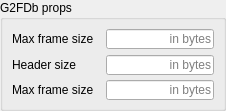
Qt form DVR/G2FDbPropertyForm.ui (ssidko/WorkProjects) before a commit.
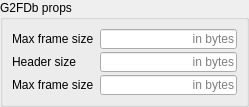
The same form after that commit.

```diff
--- a/DVR/G2FDbPropertyForm.ui
+++ b/DVR/G2FDbPropertyForm.ui
@@ -6,12 +6,12 @@
    <rect>
     <x>0</x>
     <y>0</y>
-    <width>226</width>
-    <height>111</height>
+    <width>249</width>
+    <height>99</height>
    </rect>
   </property>
   <property name="sizePolicy">
-   <sizepolicy hsizetype="Preferred" vsizetype="Fixed">
+   <sizepolicy hsizetype="Preferred" vsizetype="Preferred">
     <horstretch>0</horstretch>
     <verstretch>0</verstretch>
    </sizepolicy>
@@ -19,7 +19,13 @@
   <property name="minimumSize">
    <size>
     <width>0</width>
-    <height>96</height>
+    <height>0</height>
+   </size>
+  </property>
+  <property name="maximumSize">
+   <size>
+    <width>16777215</width>
+    <height>16777215</height>
    </size>
   </property>
   <property name="windowTitle">
@@ -46,9 +52,9 @@
      <property name="title">
       <string>G2FDb props</string>
      </property>
-     <layout class="QGridLayout" name="gridLayout">
-      <property name="leftMargin">
-       <number>9</number>
+     <layout class="QFormLayout" name="formLayout">
+      <property name="verticalSpacing">
+       <number>3</number>
       </property>
       <item row="0" column="0">
        <widget class="QLabel" name="label">
```
